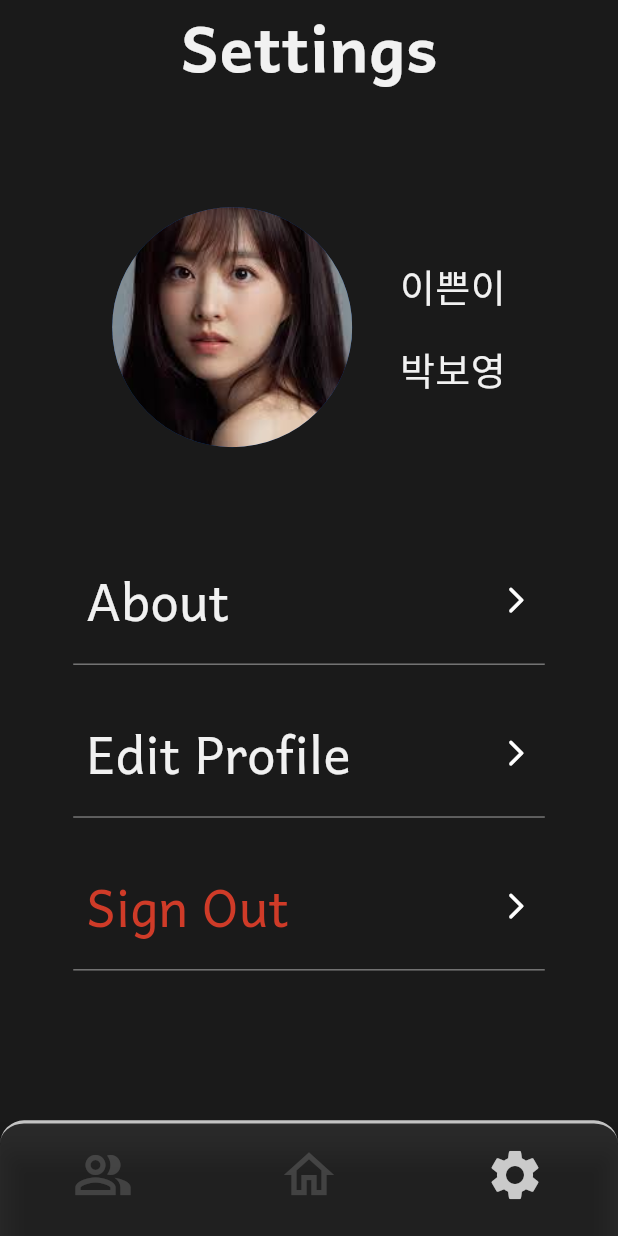
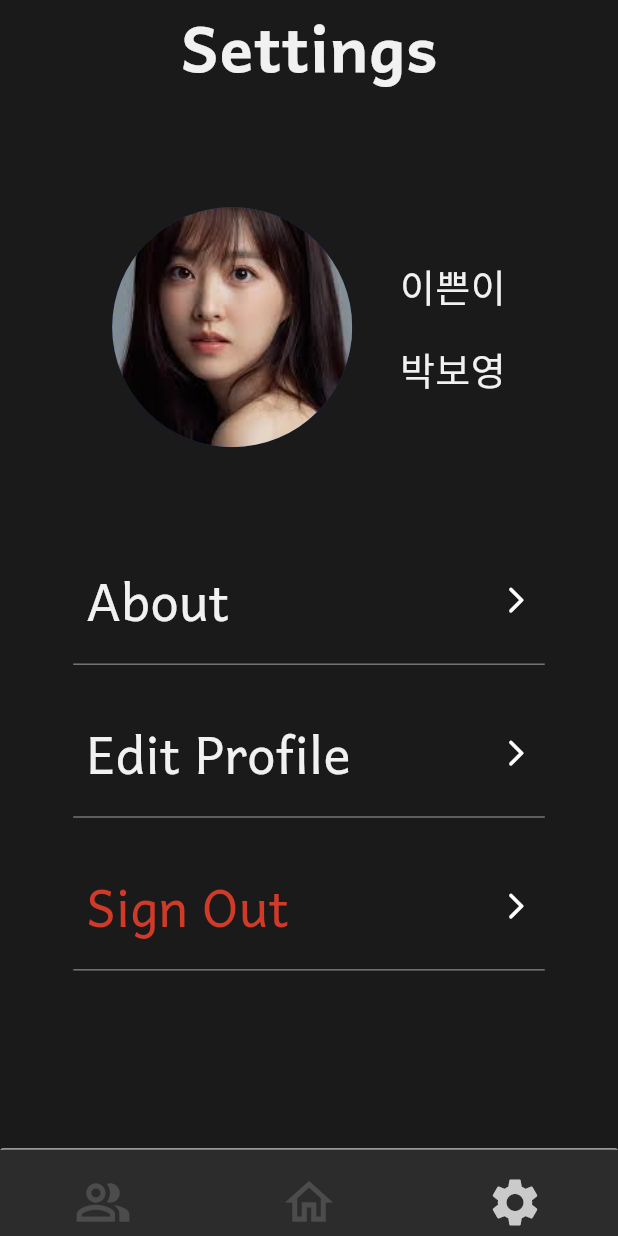
Before and after one commit to seungminhan2631/msdl, a Flutter app: the SettingsScreen screen opened by its route, on a phone screen of 412 x 824 dp. Run offline on Flutter 3.47's test engine with Material 3 defaults, Android fonts, the phone set to English and light mode, and no system bars; our stand-ins replace geocoding, geolocator, google_maps_flutter; missing offline and left inert: flutter_google_places_sdk; accounts and stored records are empty; network calls fail.

Commit message:
update
update

```diff
--- a/lib/commons/widgets/buttons/customBottomNavigationbar.dart
+++ b/lib/commons/widgets/buttons/customBottomNavigationbar.dart
@@ -1,32 +1,36 @@
 import 'package:flutter/material.dart';
 import 'package:msdl/constants/size_config.dart';
+import 'package:msdl/constants/sizes.dart';
 
 class CustomBottomNavigationBar extends StatelessWidget {
   final int selectedIndex;
-  final Function(int) onItemTapped; // ✅ 콜백 추가
+  final Function(int) onItemTapped;
 
   const CustomBottomNavigationBar({
     super.key,
     required this.selectedIndex,
-    required this.onItemTapped, // ✅ 콜백 추가
+    required this.onItemTapped,
   });
 
   @override
   Widget build(BuildContext context) {
     return SafeArea(
-      bottom: true,
+      bottom: false, // 불필요한 여백 방지
+      child: Material(
+        elevation: 0, // 그림자 제거
+        color: Colors.transparent,
         child: Container(
+          height: 60.h, // 바텀 바의 고정 높이 설정
           decoration: BoxDecoration(
-          color: Color(0xFF2C2C2C),
             border: Border(
               top: BorderSide(
                 color: Color(0xFFCACACA),
-              width: 2.0.w,
+                width: 1.0.w,
               ),
             ),
             borderRadius: BorderRadius.only(
-            topLeft: Radius.circular(16),
-            topRight: Radius.circular(16),
+              topLeft: Radius.circular(Sizes.size2),
+              topRight: Radius.circular(Sizes.size2),
             ),
           ),
           child: BottomNavigationBar(
@@ -35,33 +39,47 @@ class CustomBottomNavigationBar extends StatelessWidget {
             showSelectedLabels: false,
             showUnselectedLabels: false,
             currentIndex: selectedIndex,
-          onTap: onItemTapped, // ✅ 콜백 호출
-          backgroundColor: Colors.transparent,
+            onTap: onItemTapped,
+            backgroundColor: Color(0xFF2C2C2C), // Container의 배경색 제거 후 직접 설정
             selectedItemColor: Color(0xFFCACACA),
             unselectedItemColor: Color(0xFFCACACA).withOpacity(0.2),
-          iconSize: 40,
             items: [
               BottomNavigationBarItem(
-              icon: Icon(
+                icon: SizedBox(
+                  height: 19.h, // 아이콘의 고정 높이
+                  child: Icon(
+                    size: Sizes.size36,
                     selectedIndex == 0
                         ? Icons.people_alt
                         : Icons.people_alt_outlined,
                   ),
-              label: "",
-            ),
-            BottomNavigationBarItem(
-              icon: Icon(
-                selectedIndex == 1 ? Icons.home : Icons.home_outlined,
                 ),
                 label: "",
               ),
               BottomNavigationBarItem(
-              icon: Icon(
-                selectedIndex == 2 ? Icons.settings : Icons.settings_outlined,
+                icon: SizedBox(
+                  height: 19.h, // 아이콘의 고정 높이
+                  child: Icon(
+                    size: Sizes.size36,
+                    selectedIndex == 1 ? Icons.home : Icons.home_outlined,
+                  ),
                 ),
                 label: "",
               ),
+              BottomNavigationBarItem(
+                icon: SizedBox(
+                  height: 19.h, // 아이콘의 고정 높이
+                  child: Icon(
+                    size: Sizes.size36,
+                    selectedIndex == 2
+                        ? Icons.settings
+                        : Icons.settings_outlined,
+                  ),
+                ),
+                label: "1212",
+              ),
             ],
+          ),
         ),
       ),
     );
--- a/lib/features/screens/Home/model/home_model.dart
+++ b/lib/features/screens/Home/model/home_model.dart
@@ -16,9 +16,9 @@ class HomeModel {
     required this.isCheckedIn,
     required this.workCategory,
     required this.workLocation,
-    required this.weeklyTimeline,
     required this.checkInTime,
     required this.checkOutTime,
+    required this.weeklyTimeline,
   });
 
   factory HomeModel.fromJson(Map<String, dynamic> map) {
@@ -35,4 +35,29 @@ class HomeModel {
           List<Map<String, dynamic>>.from(map['weeklyTimeline'] ?? []),
     );
   }
+
+  // ✅ copyWith 메서드 수정
+  HomeModel copyWith({
+    int? id,
+    String? name,
+    String? role,
+    bool? isCheckedIn,
+    String? workCategory,
+    String? workLocation,
+    String? checkInTime,
+    String? checkOutTime,
+    List<Map<String, dynamic>>? weeklyTimeline,
+  }) {
+    return HomeModel(
+      id: id ?? this.id,
+      name: name ?? this.name,
+      role: role ?? this.role,
+      isCheckedIn: isCheckedIn ?? this.isCheckedIn,
+      workCategory: workCategory ?? this.workCategory,
+      workLocation: workLocation ?? this.workLocation,
+      checkInTime: checkInTime ?? this.checkInTime,
+      checkOutTime: checkOutTime ?? this.checkOutTime,
+      weeklyTimeline: weeklyTimeline ?? this.weeklyTimeline,
+    );
+  }
 }
--- a/lib/features/screens/Home/widget/customContainer.dart
+++ b/lib/features/screens/Home/widget/customContainer.dart
@@ -11,7 +11,7 @@ class CustomContainer extends StatelessWidget {
     Key? key,
     this.child,
     this.width = 372,
-    this.height = 140,
+    this.height = 150,
   }) : super(key: key);
 
   @override
--- a/lib/main.dart
+++ b/lib/main.dart
@@ -1,4 +1,6 @@
 import 'package:flutter/material.dart';
+import 'package:intl/date_symbol_data_file.dart' hide initializeDateFormatting;
+import 'package:intl/intl.dart';
 import 'package:msdl/data/database_helper.dart';
 import 'package:msdl/data/dbPrint.dart';
 import 'package:msdl/dbReset.dart';
@@ -16,11 +18,14 @@ import 'package:msdl/features/screens/workplace/workplace_Screen.dart';
 import 'package:msdl/msdl_theme.dart';
 import 'package:path_provider/path_provider.dart';
 import 'package:provider/provider.dart';
+import 'package:intl/date_symbol_data_local.dart';
 
 // import 'package:intl/date_symbol_data_local.dart';
 
 void main() async {
   WidgetsFlutterBinding.ensureInitialized();
+  await initializeDateFormatting('ko_KR');
+
   // resetDatabase(); //db리셋시 주석 해제
   // printAllTables(); // 테이블의 전체 내용을 보고싶을떄
   // await initializeDateFormatting('ko_KR', null);
```
Also changed, not shown: lib/features/screens/Home/home_Screen.dart (+133 -37 lines), lib/features/screens/Home/viewModel/home_viewModel.dart (+37 -28 lines), lib/features/screens/Home/widget/profileAvatar.dart (+8 -4 lines), 6 other files. Lines whose indentation alone changed are shown as unchanged.
